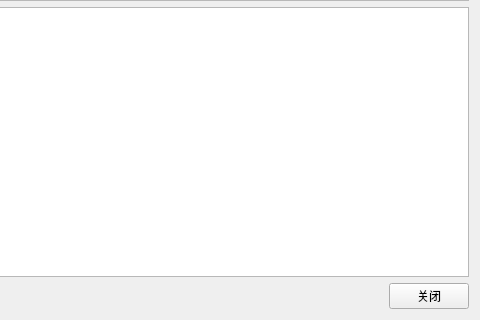
Fowindy/QtCode_VS, file Src/22_57_TCP/widget.ui: the form before one commit; both pictures show x 320 to 800 and y 280 to 600 of the 800 by 600 pixel window.
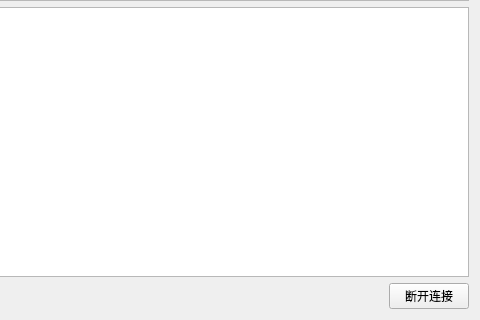
The form after the commit.

Commit message: 关闭服务器后tcpSocket和tcpServer置空_ui改断开连接

What changed in the file:
```diff
--- a/Src/22_57_TCP/widget.ui
+++ b/Src/22_57_TCP/widget.ui
@@ -47,7 +47,7 @@
    <item row="2" column="2">
     <widget class="QPushButton" name="btnClose">
      <property name="text">
-      <string>关闭</string>
+      <string>断开连接</string>
      </property>
     </widget>
    </item>
```
The commit also changes 1 other file.
